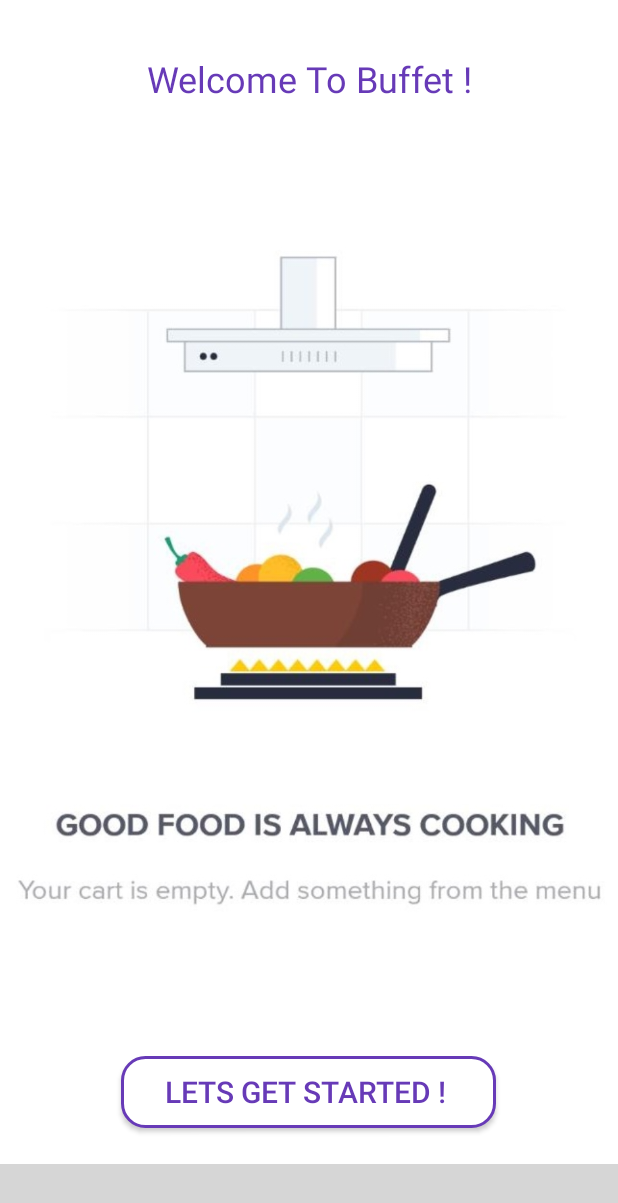
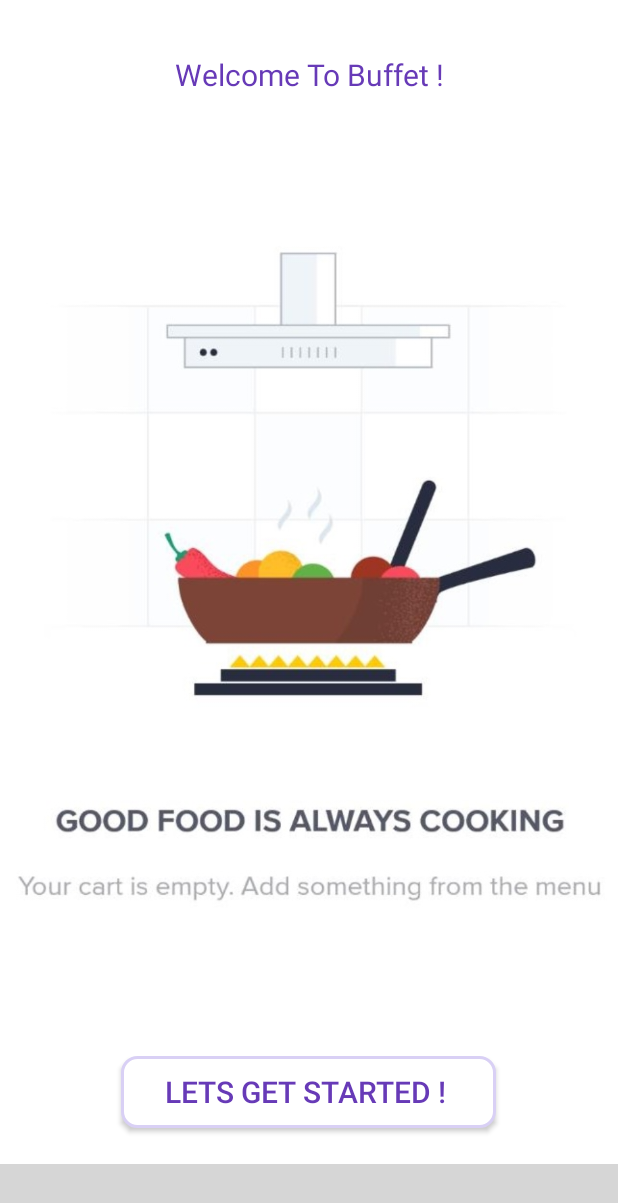
Before and after one commit to TeamBuffet/Buffet_User, an Android app: the screen it shows after launch (IntroActivity), on a phone screen of 412 x 824 dp. Shown: the top 1203 px of the screen. Run offline under Robolectric (Android 15) with nearby library versions, the phone set to English and light mode, and no system bars; libraries missing offline, so code that uses them is left out: me.relex.circleindicator; plain views replace CircleIndicator; 2 statements that could not run were skipped; grey boxes are pictures that could not be loaded.

Commit message:
#minor_fix

```diff
--- a/app/build.gradle
+++ b/app/build.gradle
@@ -32,9 +32,6 @@ dependencies {
     compile 'com.android.support:design:25.3.1'
     compile 'com.android.support.constraint:constraint-layout:1.0.2'
     compile 'com.squareup.picasso:picasso:2.5.2'
-    compile 'com.google.firebase:firebase-auth:10.2.0'
-    compile 'com.google.android.gms:play-services-auth:10.2.0'
-    compile 'com.google.firebase:firebase-core:10.2.0'
     compile 'com.rengwuxian.materialedittext:library:2.1.4'
     compile 'com.github.aliab:circular-music-progressbar:v1.2.0'
     compile 'me.relex:circleindicator:1.2.2@aar'
--- a/app/src/main/res/drawable/recboundcoloredblue.xml
+++ b/app/src/main/res/drawable/recboundcoloredblue.xml
@@ -5,8 +5,8 @@
         android:color="@color/white"></solid>
 
     <corners
-        android:radius="15dp"></corners>
+        android:radius="10dp"></corners>
     <stroke
         android:width="2dp"
-        android:color="@color/colorPrimaryDark" />
+        android:color="@color/light_purple" />
 </shape>
--- a/app/src/main/res/layout/activity_intro.xml
+++ b/app/src/main/res/layout/activity_intro.xml
@@ -12,7 +12,7 @@
         android:text="Welcome To Buffet !"
         android:gravity="center"
         android:textColor="@color/colorPrimaryDark"
-        android:textSize="24dp"
+        android:textSize="20dp"
         android:layout_height="wrap_content"
         android:layout_marginTop="36dp"
         android:layout_alignParentTop="true"
--- a/app/src/main/res/layout/activity_login_chooser.xml
+++ b/app/src/main/res/layout/activity_login_chooser.xml
@@ -183,11 +183,6 @@
             </LinearLayout>
 
 
-            <com.google.android.gms.common.SignInButton
-                android:id="@+id/btn_Gsign_in"
-                android:layout_width="match_parent"
-                android:layout_height="wrap_content"
-                android:layout_below="@+id/lltruecaller" />
 
         </RelativeLayout>
     </android.support.v4.widget.NestedScrollView>
--- a/app/src/main/res/values/colors.xml
+++ b/app/src/main/res/values/colors.xml
@@ -12,4 +12,5 @@
     <color name="grey">#eeeeee</color>
     <color name="black">#212121</color>
     <color name="light_green">#06D6A0</color>
+    <color name="light_purple">#d9d0f5</color>
 </resources>
```
Also changed, not shown: 2 other files.
